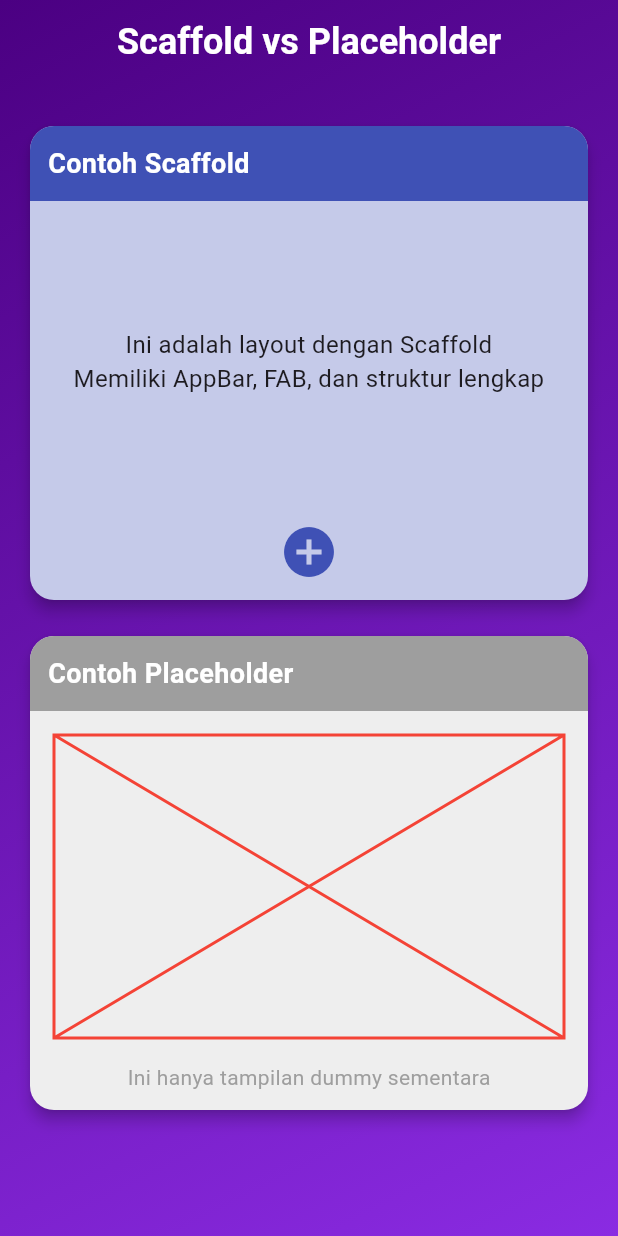
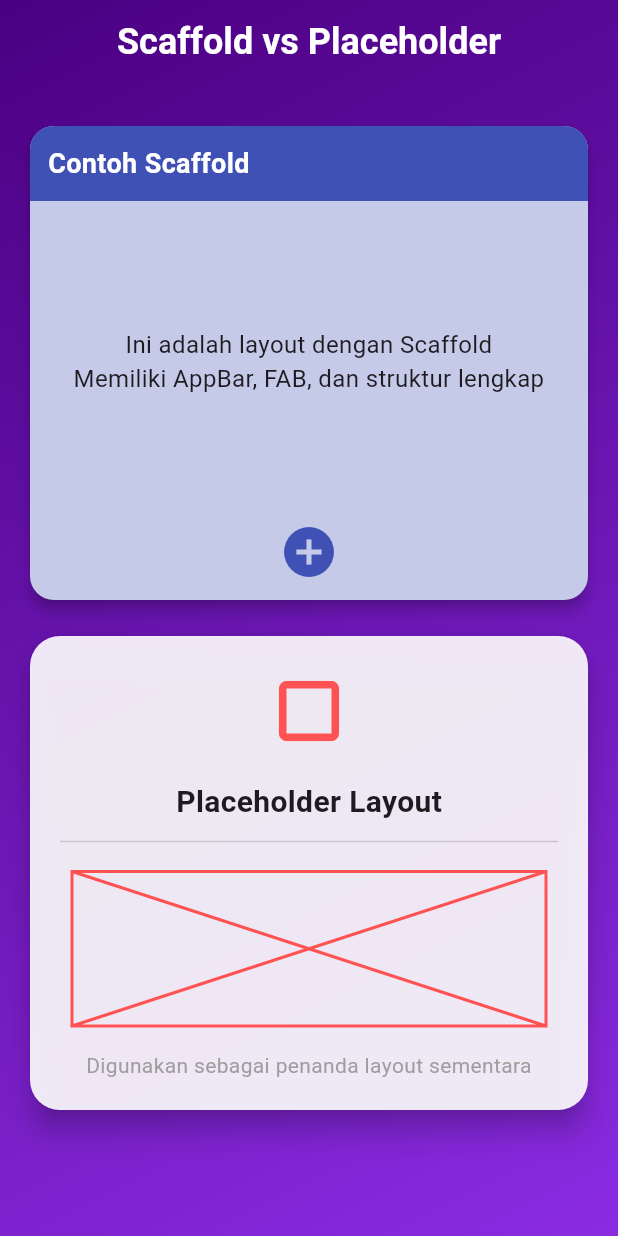
Before and after one commit to OrewaKimi/flutter_scaffold_vs_placeholder, a Flutter app: the screen it shows after launch, on a phone screen of 412 x 824 dp. Run offline on Flutter 3.47's test engine with Material 3 defaults, Android fonts, the phone set to English and light mode, and no system bars.

Commit message:
modernized UI

```diff
--- a/lib/placeholder_card.dart
+++ b/lib/placeholder_card.dart
@@ -5,41 +5,51 @@
 
   @override
   Widget build(BuildContext context) {
-    return Card(
-      color: Colors.grey[200],
-      shape: RoundedRectangleBorder(borderRadius: BorderRadius.circular(16)),
-      elevation: 4,
+    return TweenAnimationBuilder<double>(
+      tween: Tween(begin: 0, end: 1),
+      duration: const Duration(milliseconds: 600),
+      builder: (context, value, child) {
+        return Opacity(
+          opacity: value,
+          child: Transform.scale(
+            scale: value,
+            child: child,
+          ),
+        );
+      },
+      child: Card(
+        elevation: 8,
+        shape: RoundedRectangleBorder(borderRadius: BorderRadius.circular(20)),
+        color: Colors.white.withOpacity(0.9),
+        child: Padding(
+          padding: const EdgeInsets.all(20.0),
           child: Column(
-        children: [
-          Container(
-            padding: const EdgeInsets.all(12),
-            width: double.infinity,
-            decoration: BoxDecoration(
-              color: Colors.grey,
-              borderRadius: const BorderRadius.vertical(top: Radius.circular(16)),
+            children: const [
+              Icon(Icons.crop_square, size: 60, color: Colors.redAccent),
+              SizedBox(height: 16),
+              Text(
+                'Placeholder Layout',
+                style: TextStyle(fontSize: 20, fontWeight: FontWeight.bold),
               ),
-            child: const Text(
-              'Contoh Placeholder',
-              style: TextStyle(fontSize: 18, color: Colors.white, fontWeight: FontWeight.bold),
-            ),
-          ),
-          const Expanded(
+              Divider(height: 24),
+              Expanded(
                 child: Padding(
-              padding: EdgeInsets.all(16.0),
+                  padding: EdgeInsets.all(8.0),
                   child: Placeholder(
-                color: Colors.red,
+                    color: Colors.redAccent,
                     strokeWidth: 2,
                   ),
                 ),
               ),
-          const Padding(
-            padding: EdgeInsets.only(bottom: 12),
-            child: Text(
-              'Ini hanya tampilan dummy sementara',
+              SizedBox(height: 8),
+              Text(
+                'Digunakan sebagai penanda layout sementara',
+                textAlign: TextAlign.center,
                 style: TextStyle(color: Colors.grey),
-            ),
               )
             ],
+          ),
+        ),
       ),
     );
   }
```
Lines whose indentation alone changed are shown as unchanged.
